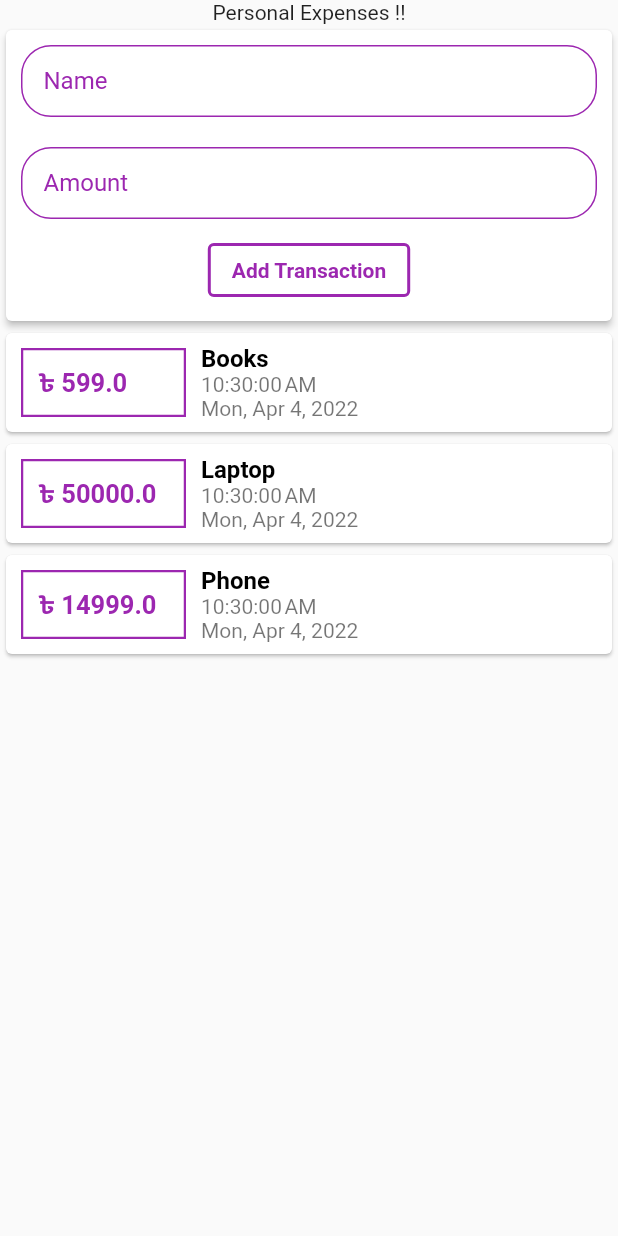
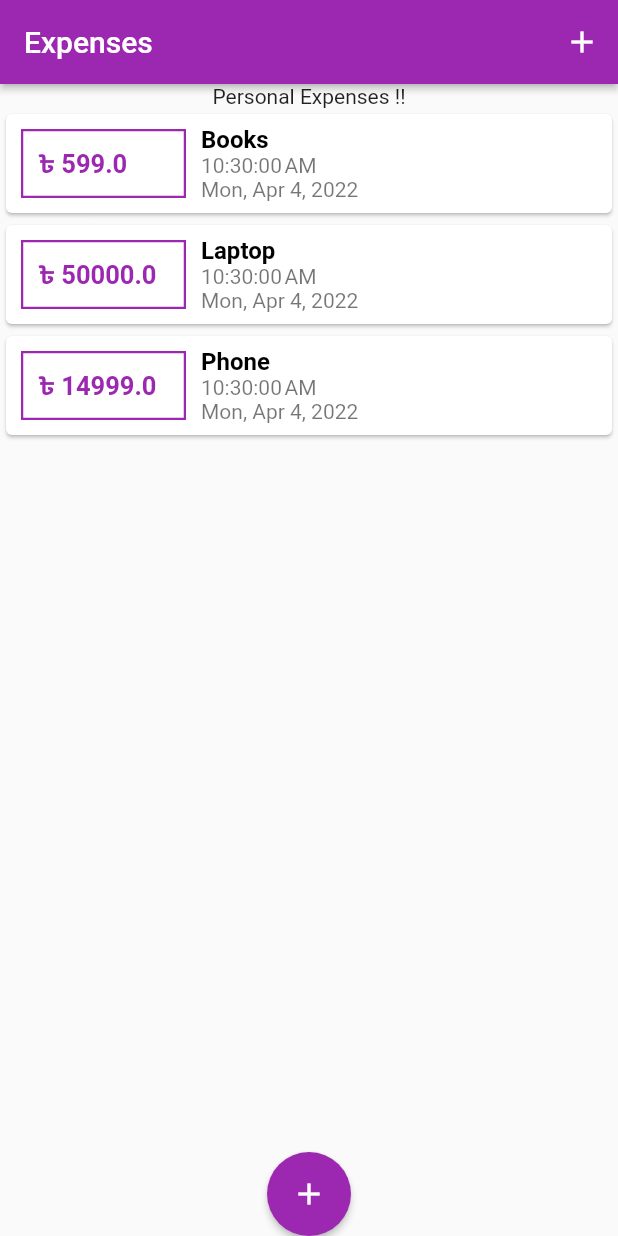
Before and after one commit to devfoyzur17/Personal-Expenses-App, a Flutter app: the screen it shows after launch, on a phone screen of 412 x 824 dp. Run offline on Flutter 3.47's test engine with Material 2 defaults, Android fonts, the phone set to English and light mode, and no system bars.

```diff
--- a/lib/main.dart
+++ b/lib/main.dart
@@ -19,6 +19,11 @@ void main() {
    Widget build(BuildContext context) {
      return MaterialApp(
        debugShowCheckedModeBanner: false,
+       title: "Personal Expenses!",
+       theme: ThemeData(
+         primarySwatch: Colors.purple,
+
+       ),
        home: HomePage(),
      );
    }
--- a/lib/screen/home_page.dart
+++ b/lib/screen/home_page.dart
@@ -1,4 +1,4 @@
-// ignore_for_file: prefer_const_literals_to_create_immutables, prefer_const_constructors, unused_field
+// ignore_for_file: prefer_const_literals_to_create_immutables, prefer_const_constructors, unused_field, unused_element
 
 import 'package:flutter/material.dart';
 import 'package:intl/intl.dart';
@@ -30,27 +30,57 @@ class _HomePageState extends State<HomePage> {
         amount: amount,
         date: DateTime.now());
 
-        setState(() {
-          _transaction.add(newTransaction);
+    setState(() {
+      _transaction.add(newTransaction);
+    });
+  }
+
+  void _startAddNewTransaction(BuildContext ctx) {
+    showModalBottomSheet(
+        context: context,
+        builder: (_) {
+          return GestureDetector(
+            onTap: (){},
+            child: NewTransaction(_addNewTransaction),
+           // behavior: HitTestBehavior.opaque,
+            );
+
         });
   }
-
-
 
   @override
   Widget build(BuildContext context) {
     return Scaffold(
+      appBar: AppBar(
+        elevation: 2,
+        title: Text("Expenses"),
+        actions: [
+          IconButton(
+              onPressed: () {
+                _startAddNewTransaction(context);
+              },
+              icon: Icon(Icons.add))
+        ],
+      ),
       body: SafeArea(
         child: SingleChildScrollView(
           child: Column(
             children: [
               Text("Personal Expenses !!"),
-              NewTransaction(_addNewTransaction),
+              //   NewTransaction(_addNewTransaction),
               TransactionList(_transaction)
             ],
           ),
         ),
       ),
+      floatingActionButton: FloatingActionButton(
+        elevation: 2,
+        onPressed: () {
+          _startAddNewTransaction(context);
+        },
+        child: Icon(Icons.add),
+      ),
+      floatingActionButtonLocation: FloatingActionButtonLocation.centerDocked,
     );
   }
 }
--- a/lib/widget/transaction_list.dart
+++ b/lib/widget/transaction_list.dart
@@ -20,16 +20,12 @@ class _TransactionListState extends State<TransactionList> {
       child: Column(
         children: [
           Flexible(
-
             child: ListView.builder(
                 shrinkWrap: true,
                 itemCount: widget.transaction.length,
-              itemBuilder:(context, index) {
-
+                itemBuilder: (context, index) {
                   return Card(
-                   child: Row(
-                       // mainAxisAlignment: MainAxisAlignment.spaceEvenly,
-                       children: [
+                    child: Row(children: [
                       Container(
                         width: 110,
                         margin: EdgeInsets.all(10),
@@ -37,11 +33,11 @@ class _TransactionListState extends State<TransactionList> {
                             EdgeInsets.symmetric(horizontal: 10, vertical: 10),
                         decoration: BoxDecoration(
                             border:
-                                   Border.all(color: Colors.purple, width: 1.5)),
+                                Border.all(color: Theme.of(context).primaryColor, width: 1.5)),
                         child: Text(
-                             "৳ ${widget.transaction[index].amount}",
+                          "৳ ${widget.transaction[index].amount.toStringAsFixed(1)}",
                           style: TextStyle(
-                                 color: Colors.purple,
+                              color: Theme.of(context).primaryColor,
                               fontWeight: FontWeight.bold,
                               fontSize: 17),
                           textAlign: TextAlign.start,
@@ -58,18 +54,19 @@ class _TransactionListState extends State<TransactionList> {
                                 fontSize: 16),
                           ),
                           Text(
-                               DateFormat.jms().format(widget.transaction[index].date),
+                            DateFormat.jms()
+                                .format(widget.transaction[index].date),
                             style: TextStyle(color: Colors.black54),
                           ),
                           Text(
-                               DateFormat.yMMMEd().format(widget.transaction[index].date),
+                            DateFormat.yMMMEd()
+                                .format(widget.transaction[index].date),
                             style: TextStyle(color: Colors.black54),
                           )
                         ],
                       )
                     ]),
                   );
-
                 }),
           ),
         ],
```
Also changed, not shown: lib/widget/new_transaction.dart (+31 -5 lines). Lines whose indentation alone changed are shown as unchanged.
